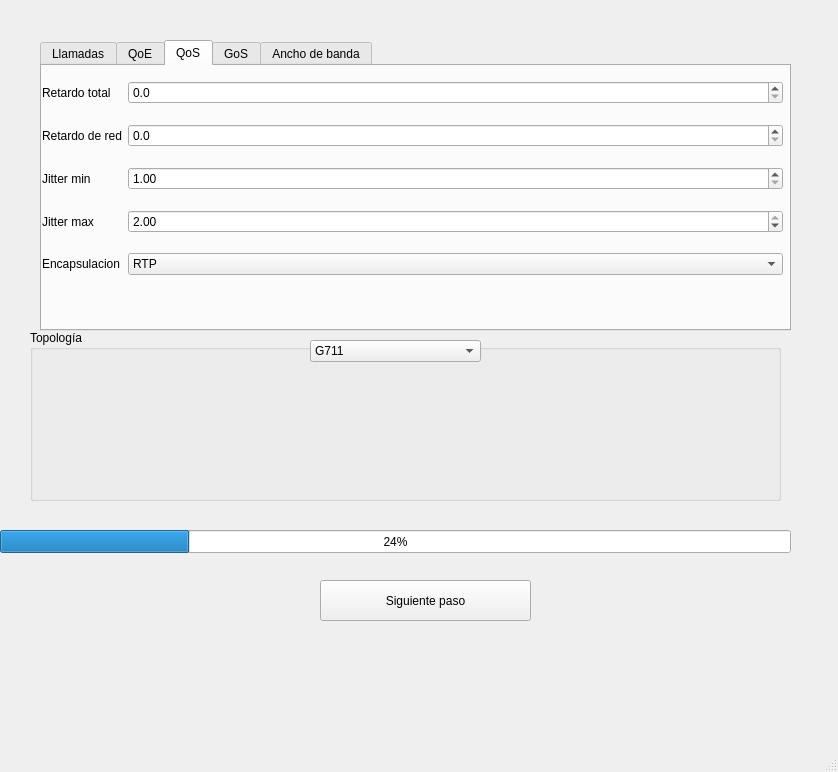
This is main_iu.ui in joseluistejero/voipNetworkQoS as Qt 5 draws it before an edit. The edited form follows.
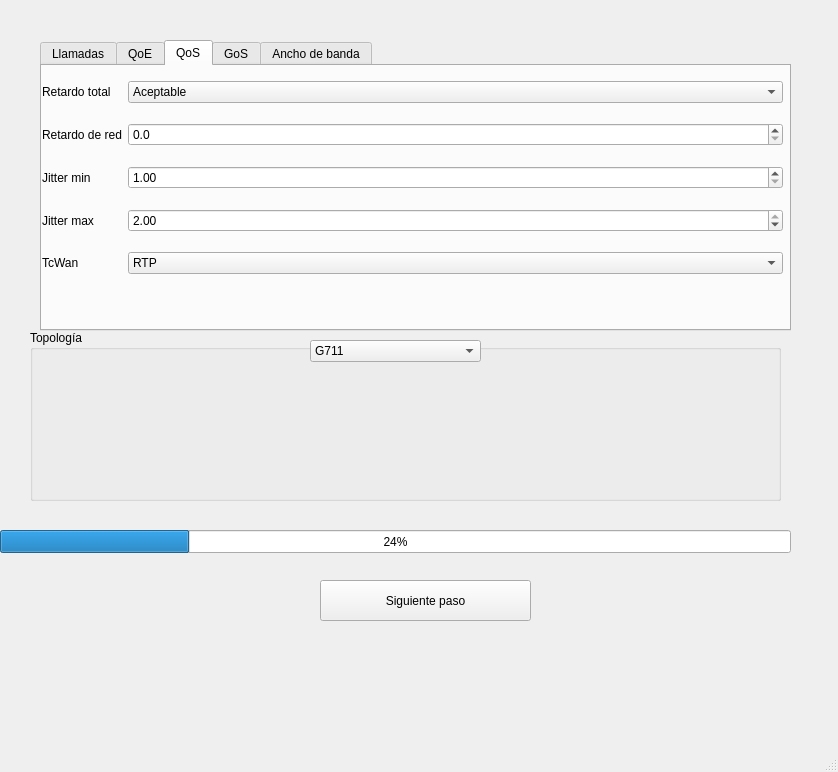
This is the edited form. The open tabs and pages were chosen to show the change.

```diff
--- a/main_iu.ui
+++ b/main_iu.ui
@@ -388,13 +388,6 @@
          </property>
         </widget>
        </item>
-       <item row="4" column="0">
-        <widget class="QLabel" name="encapsulacionLabel">
-         <property name="text">
-          <string>Encapsulacion</string>
-         </property>
-        </widget>
-       </item>
        <item row="4" column="1">
         <widget class="QComboBox" name="MOS_2">
          <property name="editable">
@@ -428,17 +421,28 @@
          </property>
         </widget>
        </item>
+       <item row="4" column="0">
+        <widget class="QLabel" name="encapsulacionLabel">
+         <property name="text">
+          <string>TcWan</string>
+         </property>
+        </widget>
+       </item>
        <item row="0" column="1">
-        <widget class="QDoubleSpinBox" name="Rt">
-         <property name="decimals">
-          <number>1</number>
+        <widget class="QComboBox" name="Rt">
+         <property name="editable">
+          <bool>false</bool>
          </property>
-         <property name="maximum">
-          <double>1000.000000000000000</double>
-         </property>
-         <property name="singleStep">
-          <double>0.100000000000000</double>
-         </property>
+         <item>
+          <property name="text">
+           <string>Aceptable</string>
+          </property>
+         </item>
+         <item>
+          <property name="text">
+           <string>Moderadamente aceptable</string>
+          </property>
+         </item>
         </widget>
        </item>
       </layout>
```
Left out of the diff: 58 changed lines with no effect on the pictures.
